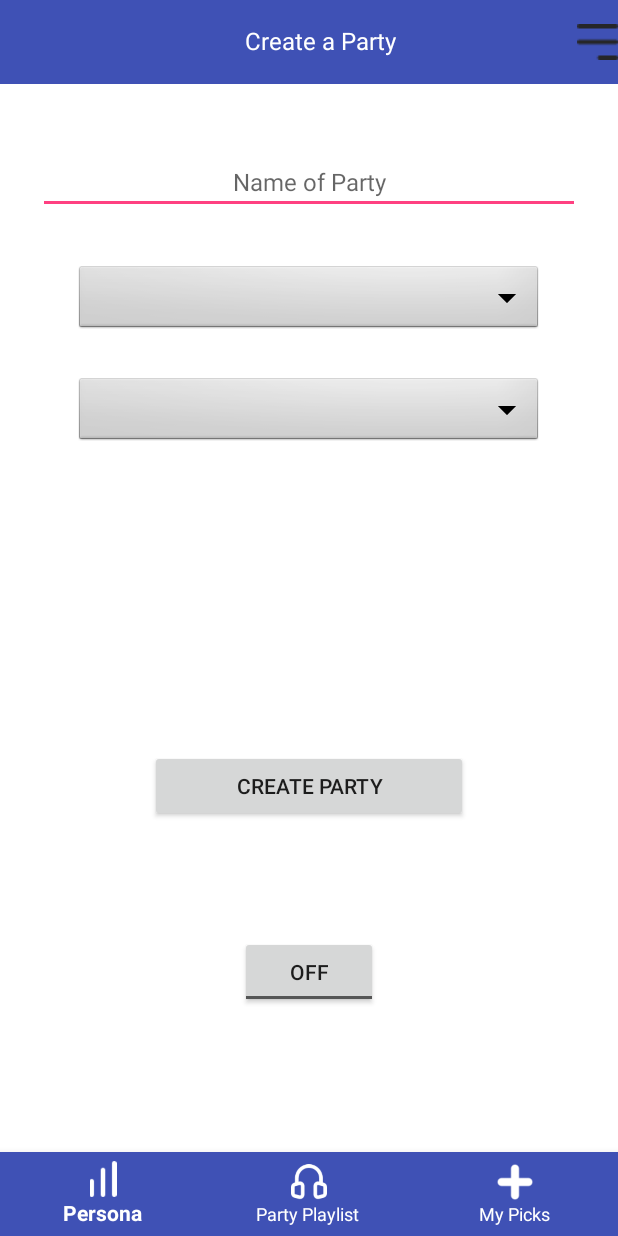
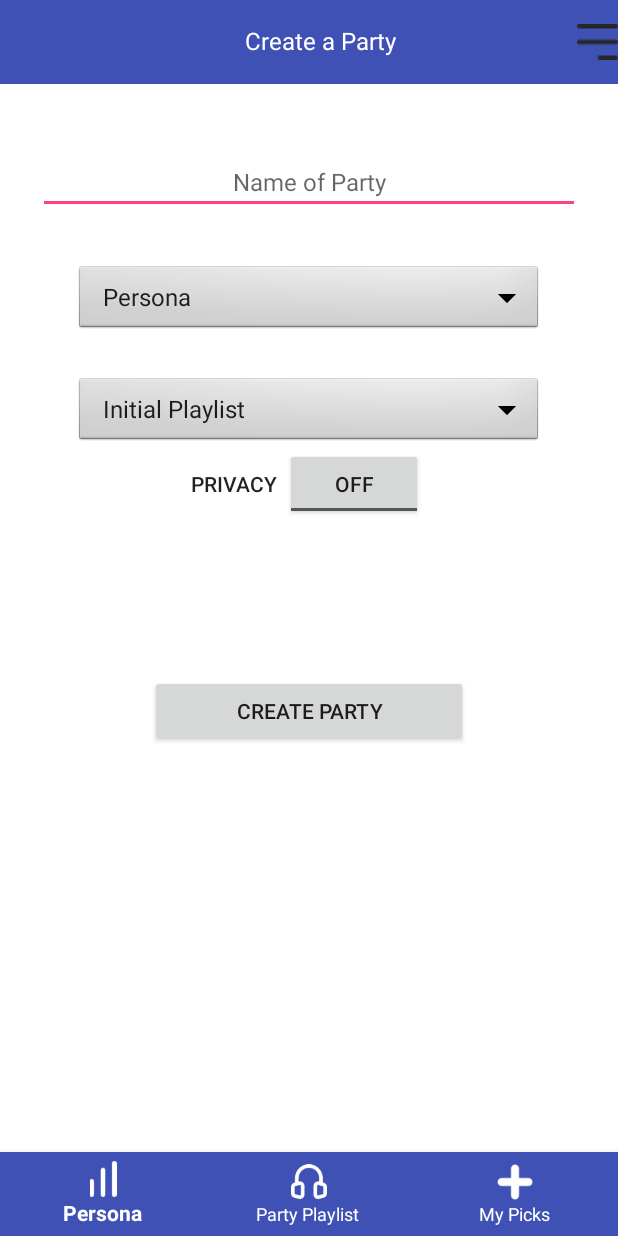
Before and after one commit to kandi97/aux_cord, an Android app: the create_party screen opened directly, with no data from a screen before it, on a phone screen of 412 x 824 dp. Run offline under Robolectric (Android 15) with nearby library versions, the phone set to English and light mode, and no system bars.

Commit message:
create party works

```diff
--- a/AuxCord/app/src/main/java/com/example/pruales/auxcord/create_party.java
+++ b/AuxCord/app/src/main/java/com/example/pruales/auxcord/create_party.java
@@ -1,13 +1,75 @@
 package com.example.pruales.auxcord;
 
+import android.content.Intent;
 import android.support.v7.app.AppCompatActivity;
 import android.os.Bundle;
+import java.util.ArrayList;
+import java.util.List;
+import android.app.Activity;
+import android.os.Bundle;
+import android.view.View;
+import android.widget.AdapterView;
+import android.widget.ArrayAdapter;
+import android.widget.Spinner;
+import android.widget.Toast;
+import android.widget.AdapterView.OnItemSelectedListener;
 
-public class create_party extends AppCompatActivity {
+public class create_party extends Activity implements OnItemSelectedListener {
 
     @Override
     protected void onCreate(Bundle savedInstanceState) {
         super.onCreate(savedInstanceState);
         setContentView(R.layout.activity_create_party);
+
+        // Spinner element
+        Spinner spinner1 = (Spinner) findViewById(R.id.spinner1);
+        Spinner spinner2 = (Spinner) findViewById(R.id.spinner2);
+        // Spinner click listener
+        spinner1.setOnItemSelectedListener(this);
+        spinner2.setOnItemSelectedListener(this);
+        // Spinner Drop down elements
+        List<String> categories1 = new ArrayList<String>();
+        categories1.add("Persona");
+        categories1.add("Party");
+        categories1.add("Rap");
+        categories1.add("Classic");
+        categories1.add("Trap");
+        categories1.add("Country");
+
+        List<String> categories2 = new ArrayList<String>();
+        categories2.add("Initial Playlist");
+        categories2.add("Party");
+        categories2.add("Rap");
+        categories2.add("Classic");
+        categories2.add("Trap");
+        categories2.add("Country");
+        // Creating adapter for spinner
+        ArrayAdapter<String> dataAdapter = new ArrayAdapter<String>(this, android.R.layout.simple_spinner_item, categories1);
+        ArrayAdapter<String> dataAdapter2 = new ArrayAdapter<String>(this, android.R.layout.simple_spinner_item, categories2);
+        // Drop down layout style - list view with radio button
+        dataAdapter.setDropDownViewResource(android.R.layout.simple_spinner_dropdown_item);
+        dataAdapter2.setDropDownViewResource(android.R.layout.simple_spinner_dropdown_item);
+        // attaching data adapter to spinner
+        spinner1.setAdapter(dataAdapter);
+        spinner2.setAdapter(dataAdapter2);
     }
+
+    @Override
+    public void onItemSelected(AdapterView<?> parent, View view, int position, long id) {
+        // On selecting a spinner item
+        String item = parent.getItemAtPosition(position).toString();
+
+        // Showing selected spinner item
+        Toast.makeText(parent.getContext(), "Selected: " + item, Toast.LENGTH_LONG).show();
+    }
+    public void onNothingSelected(AdapterView<?> arg0) {
+        // TODO Auto-generated method stub
+    }
+
+    public void startParty(View view) {
+        Intent intent = new Intent(this, party_playlist.class);
+        startActivity(intent);
+    }
+
+
 }
--- a/AuxCord/app/src/main/java/com/example/pruales/auxcord/home.java
+++ b/AuxCord/app/src/main/java/com/example/pruales/auxcord/home.java
@@ -55,8 +55,8 @@ public class home extends AppCompatActivity {
                 Log.d("STATE", "joining party 5");
                 break;
             case R.id.start_party:
-//                Intent intent = new Intent(this, create_party.class);
-//                startActivity(intent);
+                Intent startPartyIntent = new Intent(this, create_party.class);
+                startActivity(startPartyIntent);
                 break;
             default:
                 Log.d("STATE", "uncaught id");
--- a/AuxCord/app/src/main/res/layout/activity_create_party.xml
+++ b/AuxCord/app/src/main/res/layout/activity_create_party.xml
@@ -1,5 +1,6 @@
 <?xml version="1.0" encoding="utf-8"?>
 <FrameLayout xmlns:android="http://schemas.android.com/apk/res/android"
+    xmlns:app="http://schemas.android.com/apk/res-auto"
     android:layout_width="fill_parent"
     android:layout_height="fill_parent"
     xmlns:tools="http://schemas.android.com/tools"
@@ -43,8 +44,7 @@
 
     </android.support.v7.widget.Toolbar>
 
-    <RelativeLayout xmlns:android="http://schemas.android.com/apk/res/android"
-        xmlns:app="http://schemas.android.com/apk/res-auto"
+    <RelativeLayout
         android:layout_width="match_parent"
         android:layout_height="match_parent">
 
@@ -55,9 +55,10 @@
             android:layout_height="wrap_content"
             android:layout_alignParentBottom="true"
             app:itemBackground="@color/colorPrimary"
-            app:menu="@menu/bottom_navigation_main"
             app:itemIconTint="@drawable/nav_item_color_state"
-            app:itemTextColor="@drawable/nav_item_color_state"/>
+            app:itemTextColor="@drawable/nav_item_color_state"
+            app:menu="@menu/bottom_navigation_main" />
+
         <EditText
             android:id="@+id/usernameInput"
             android:layout_width="match_parent"
@@ -65,51 +66,63 @@
             android:layout_marginLeft="25dp"
             android:layout_marginRight="25dp"
             android:layout_marginTop="100dp"
+            android:gravity="center"
             android:hint="Name of Party"
-            android:gravity="center"
             android:inputType="textNoSuggestions"
             android:textColor="@android:color/black"
             android:textSize="16dp" />
+
         <Spinner
-            android:layout_marginTop="175dp"
             android:id="@+id/spinner1"
             android:layout_width="match_parent"
             android:layout_height="wrap_content"
-            android:background="@android:drawable/btn_dropdown"
             android:layout_marginLeft="50dp"
             android:layout_marginRight="50dp"
-            android:spinnerMode="dropdown"
-            />
+            android:layout_marginTop="175dp"
+            android:background="@android:drawable/btn_dropdown"
+            android:spinnerMode="dropdown" />
+
         <Spinner
-            android:layout_marginTop="250dp"
             android:id="@+id/spinner2"
             android:layout_width="match_parent"
             android:layout_height="wrap_content"
-            android:background="@android:drawable/btn_dropdown"
             android:layout_marginLeft="50dp"
             android:layout_marginRight="50dp"
-            android:spinnerMode="dropdown"
-            />
+            android:layout_marginTop="250dp"
+            android:background="@android:drawable/btn_dropdown"
+            android:spinnerMode="dropdown"/>
+
         <ToggleButton
             android:id="@+id/toggBtn"
-            android:layout_marginTop="325dp"
-            android:layout_below="@+id/spinner2"
             android:layout_width="match_parent"
             android:layout_height="wrap_content"
-            android:layout_marginLeft="160dp"
-            android:layout_marginRight="160dp"
+            android:layout_below="@+id/spinner2"
+            android:layout_marginLeft="190dp"
+            android:layout_marginRight="130dp"
             android:gravity="center"
             />
+
         <Button
             android:id="@+id/button_id"
+            android:layout_width="match_parent"
             android:layout_height="wrap_content"
-            android:layout_width="match_parent"
             android:layout_marginLeft="100dp"
             android:layout_marginRight="100dp"
+            android:layout_marginTop="450dp"
             android:gravity="center"
-            android:layout_marginTop="500dp"
-            android:text="Create Party" />
+            android:text="Create Party"
+            android:onClick="startParty"/>
 
+        <TextView
+            android:id="@+id/textView"
+            android:layout_width="wrap_content"
+            android:layout_height="wrap_content"
+            android:layout_alignBaseline="@+id/toggBtn"
+            android:layout_alignBottom="@+id/toggBtn"
+            android:layout_alignStart="@+id/button_id"
+            android:layout_marginStart="27dp"
+            android:text="Privacy"
+            android:textAppearance="@style/TextAppearance.AppCompat.Button" />
 
 
     </RelativeLayout>
```
